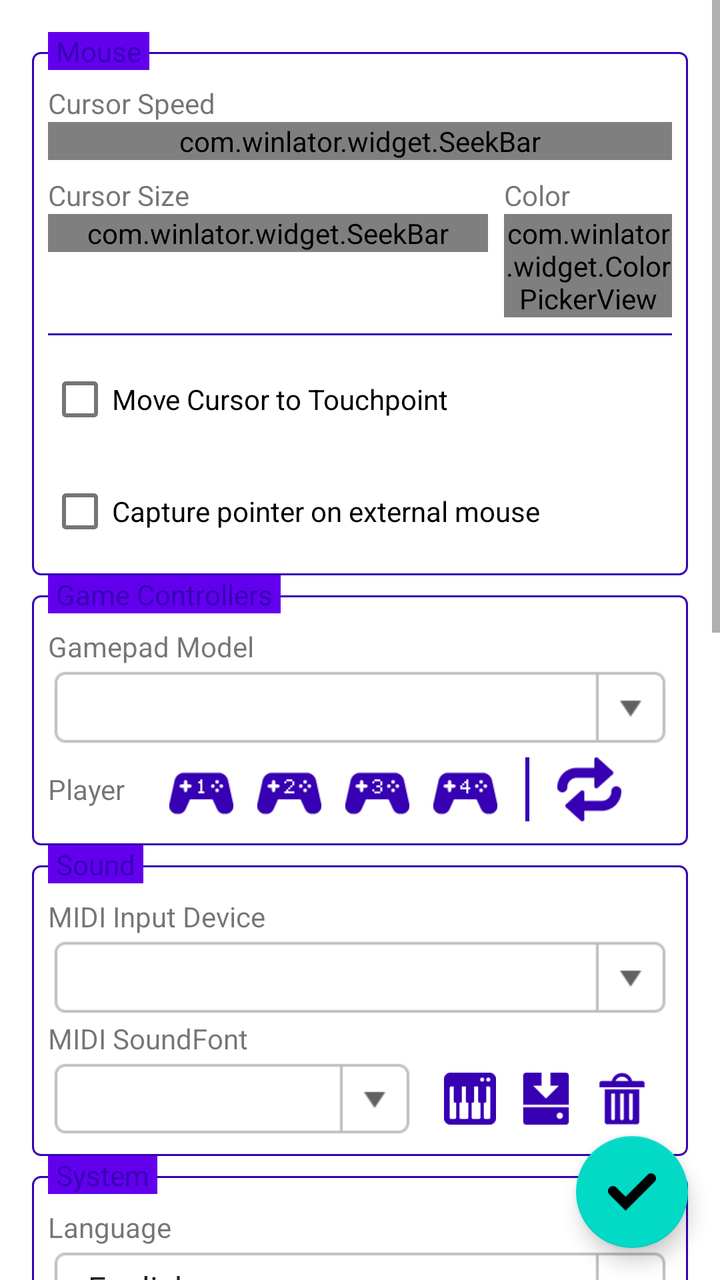
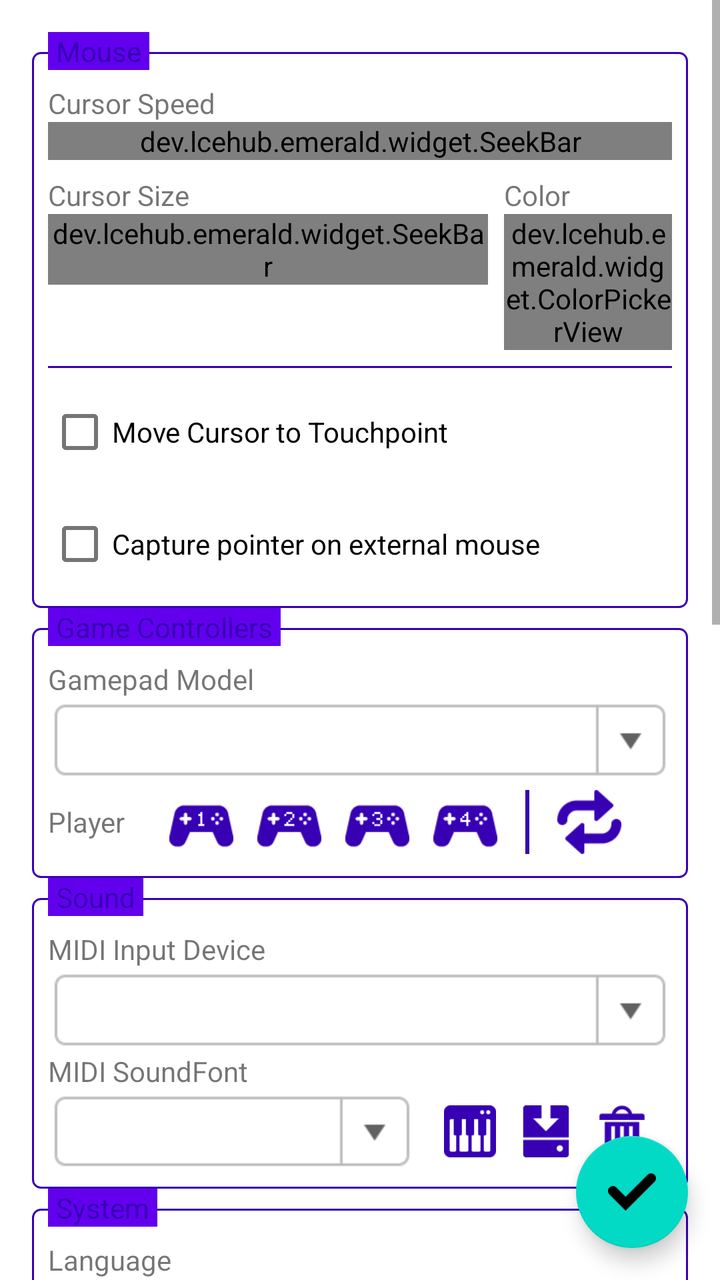

Compare the two renders of this Android layout. The source of the first and the diff that turns it into the second are given below.
<!-- AndroidManifest.xml: fallback theme Theme.MaterialComponents.DayNight.NoActionBar -->
<!-- res/layout/settings_fragment.xml -->
<?xml version="1.0" encoding="utf-8"?>
<FrameLayout xmlns:android="http://schemas.android.com/apk/res/android"
    android:layout_width="match_parent"
    android:layout_height="match_parent"
    xmlns:app="http://schemas.android.com/apk/res-auto">

    <ScrollView
        android:layout_width="match_parent"
        android:layout_height="match_parent">

        <LinearLayout
            android:layout_width="match_parent"
            android:layout_height="wrap_content"
            android:orientation="vertical"
            android:padding="16dp">

            <FrameLayout
                android:layout_width="match_parent"
                android:layout_height="wrap_content">

                <LinearLayout style="@style/FieldSet">
                    <TextView
                        android:layout_width="wrap_content"
                        android:layout_height="wrap_content"
                        android:text="@string/cursor_speed"/>

                    <com.winlator.widget.SeekBar
                        android:id="@+id/SBCursorSpeed"
                        android:layout_width="match_parent"
                        android:layout_height="wrap_content"
                        app:suffix="%"
                        app:minValue="10"
                        app:maxValue="200" />

                    <LinearLayout
                        android:layout_width="match_parent"
                        android:layout_height="wrap_content"
                        android:orientation="horizontal"
                        android:layout_marginTop="8dp">

                        <LinearLayout
                            android:layout_width="0dp"
                            android:layout_height="wrap_content"
                            android:layout_weight="1"
                            android:orientation="vertical">

                            <TextView
                                android:layout_width="wrap_content"
                                android:layout_height="wrap_content"
                                android:text="@string/cursor_size"/>

                            <com.winlator.widget.SeekBar
                                android:id="@+id/SBCursorSize"
                                android:layout_width="match_parent"
                                android:layout_height="wrap_content"
                                app:suffix="%"
                                app:step="5"
                                app:minValue="100"
                                app:maxValue="200" />
                        </LinearLayout>

                        <LinearLayout
                            android:layout_width="wrap_content"
                            android:layout_height="wrap_content"
                            android:orientation="vertical"
                            android:layout_marginLeft="8dp">

                            <TextView
                                android:layout_width="wrap_content"
                                android:layout_height="wrap_content"
                                android:text="@string/color" />

                            <com.winlator.widget.ColorPickerView
                                android:id="@+id/CPVCursorColor"
                                android:layout_width="84dp"
                                android:layout_height="wrap_content" />
                        </LinearLayout>
                    </LinearLayout>

                    <View style="@style/FieldSeparator" />

                    <CheckBox
                        android:id="@+id/CBMoveCursorToTouchpoint"
                        android:layout_width="wrap_content"
                        android:layout_height="wrap_content"
                        android:text="@string/move_cursor_to_touchpoint" />

                    <CheckBox
                        android:id="@+id/CBCapturePointerOnExternalMouse"
                        android:layout_width="wrap_content"
                        android:layout_height="wrap_content"
                        android:text="@string/capture_pointer_on_external_mouse"
                        android:layout_marginTop="8dp" />
                </LinearLayout>

                <TextView
                    style="@style/FieldSetLabel"
                    android:text="@string/mouse" />
            </FrameLayout>

            <FrameLayout
                android:layout_width="match_parent"
                android:layout_height="wrap_content">

                <LinearLayout style="@style/FieldSet">
                    <TextView
                        android:layout_width="wrap_content"
                        android:layout_height="wrap_content"
                        android:text="@string/gamepad_model" />

                    <Spinner
                        style="@style/ComboBox"
                        android:id="@+id/SGamepadModel"
                        android:layout_width="match_parent" />

                    <LinearLayout
                        android:layout_width="match_parent"
                        android:layout_height="wrap_content"
                        android:orientation="horizontal"
                        android:gravity="center_vertical">

                        <TextView
                            android:layout_width="wrap_content"
                            android:layout_height="wrap_content"
                            android:text="@string/player"
                            android:layout_marginRight="8dp" />

                        <LinearLayout
                            style="@style/Toolbox">

                            <LinearLayout
                                android:id="@+id/LLGamepadPlayer"
                                android:layout_width="wrap_content"
                                android:layout_height="wrap_content"
                                android:orientation="horizontal">

                                <ImageView
                                    style="@style/ListMenuButton"
                                    android:layout_width="40dp"
                                    android:layout_height="40dp"
                                    android:src="@drawable/gamepad_player_1" />

                                <ImageView
                                    style="@style/ListMenuButton"
                                    android:layout_width="40dp"
                                    android:layout_height="40dp"
                                    android:src="@drawable/gamepad_player_2" />

                                <ImageView
                                    style="@style/ListMenuButton"
                                    android:layout_width="40dp"
                                    android:layout_height="40dp"
                                    android:src="@drawable/gamepad_player_3" />

                                <ImageView
                                    style="@style/ListMenuButton"
                                    android:layout_width="40dp"
                                    android:layout_height="40dp"
                                    android:src="@drawable/gamepad_player_4" />
                            </LinearLayout>

                            <View style="@style/VerticalLine" />

                            <ImageView
                                android:id="@+id/BTResetGamepadPlayerConfigs"
                                style="@style/ListMenuButton"
                                android:layout_width="40dp"
                                android:layout_height="40dp"
                                android:src="@drawable/icon_reset" />
                        </LinearLayout>
                    </LinearLayout>
                </LinearLayout>

                <TextView
                    style="@style/FieldSetLabel"
                    android:text="@string/game_controllers" />
            </FrameLayout>

            <FrameLayout
                android:layout_width="match_parent"
                android:layout_height="wrap_content">

                <LinearLayout style="@style/FieldSet">
                    <TextView
                        android:layout_width="wrap_content"
                        android:layout_height="wrap_content"
                        android:text="@string/midi_input_device" />

                    <Spinner
                        style="@style/ComboBox"
                        android:id="@+id/SMIDIInputDevice"
                        android:layout_width="match_parent" />

                    <TextView
                        android:layout_width="wrap_content"
                        android:layout_height="wrap_content"
                        android:text="@string/midi_soundfont" />

                    <LinearLayout
                        android:layout_width="match_parent"
                        android:layout_height="wrap_content"
                        android:orientation="horizontal"
                        android:gravity="center_vertical">

                        <Spinner
                            style="@style/ComboBox"
                            android:id="@+id/SSoundFont"
                            android:layout_width="0dp"
                            android:layout_height="wrap_content"
                            android:layout_weight="1" />

                        <LinearLayout
                            style="@style/Toolbox"
                            android:id="@+id/SoundFontToolbox">

                            <ImageButton
                                android:id="@+id/BTSoundFontTest"
                                style="@style/ListMenuButton"
                                android:src="@drawable/icon_piano" />

                            <ImageButton
                                style="@style/ListMenuButton"
                                android:src="@drawable/icon_install"
                                android:tag="install" />

                            <ImageButton
                                style="@style/ListMenuButton"
                                android:layout_marginRight="0dp"
                                android:src="@drawable/icon_remove"
                                android:tag="remove" />
                        </LinearLayout>
                    </LinearLayout>
                </LinearLayout>

                <TextView
                    style="@style/FieldSetLabel"
                    android:text="@string/sound" />
            </FrameLayout>

            <FrameLayout
                android:layout_width="match_parent"
                android:layout_height="wrap_content">

                <LinearLayout style="@style/FieldSet">
                    <TextView
                        android:layout_width="wrap_content"
                        android:layout_height="wrap_content"
                        android:text="@string/language" />

                    <Spinner
                        style="@style/ComboBox"
                        android:id="@+id/SLanguage"
                        android:layout_width="match_parent"
                        android:entries="@array/language_entries" />

                    <TextView
                        android:layout_width="wrap_content"
                        android:layout_height="wrap_content"
                        android:text="@string/theme" />

                    <RadioGroup
                        android:id="@+id/RGAppTheme"
                        android:layout_width="match_parent"
                        android:layout_height="wrap_content"
                        android:orientation="horizontal"
                        android:gravity="center_vertical">

                        <RadioButton
                            android:id="@+id/RBLight"
                            android:layout_width="wrap_content"
                            android:layout_height="wrap_content"
                            android:text="@string/light" />

                        <RadioButton
                            android:id="@+id/RBDark"
                            android:layout_width="wrap_content"
                            android:layout_height="wrap_content"
                            android:text="@string/dark" />
                    </RadioGroup>

                    <CheckBox
                        android:id="@+id/CBOpenAndroidBrowserFromWine"
                        android:layout_width="wrap_content"
                        android:layout_height="wrap_content"
                        android:text="@string/open_android_browser_from_wine"
                        android:layout_marginTop="8dp" />

                    <CheckBox
                        android:id="@+id/CBUseAndroidClipboardOnWine"
                        android:layout_width="wrap_content"
                        android:layout_height="wrap_content"
                        android:text="@string/use_android_clipboard_on_Wine"
                        android:layout_marginTop="8dp" />
                </LinearLayout>

                <TextView
                    style="@style/FieldSetLabel"
                    android:text="@string/system" />
            </FrameLayout>

            <FrameLayout
                android:layout_width="match_parent"
                android:layout_height="wrap_content">

                <LinearLayout style="@style/FieldSet">
                    <TextView
                        android:layout_width="wrap_content"
                        android:layout_height="wrap_content"
                        android:text="@string/box64_version" />

                    <LinearLayout
                        android:layout_width="match_parent"
                        android:layout_height="wrap_content"
                        android:orientation="horizontal"
                        android:gravity="center_vertical">

                        <Spinner
                            style="@style/ComboBox"
                            android:id="@+id/SBox64Version"
                            android:layout_width="0dp"
                            android:layout_height="wrap_content"
                            android:layout_weight="1" />

                        <LinearLayout
                            style="@style/Toolbox"
                            android:id="@+id/Box64Toolbox">

                            <ImageButton
                                style="@style/ListMenuButton"
                                android:src="@drawable/icon_install"
                                android:tag="install" />

                            <ImageButton
                                style="@style/ListMenuButton"
                                android:layout_marginRight="0dp"
                                android:src="@drawable/icon_remove"
                                android:tag="remove" />
                        </LinearLayout>
                    </LinearLayout>

                    <TextView
                        android:layout_width="wrap_content"
                        android:layout_height="wrap_content"
                        android:text="@string/box64_preset" />

                    <LinearLayout
                        android:layout_width="match_parent"
                        android:layout_height="wrap_content"
                        android:orientation="horizontal"
                        android:gravity="center_vertical">

                        <Spinner
                            style="@style/ComboBox"
                            android:id="@+id/SBox64Preset"
                            android:layout_width="0dp"
                            android:layout_height="wrap_content"
                            android:layout_weight="1" />

                        <LinearLayout style="@style/Toolbox">
                            <ImageButton
                                style="@style/ListMenuButton"
                                android:id="@+id/BTAddBox64Preset"
                                android:src="@drawable/icon_add" />

                            <ImageButton
                                style="@style/ListMenuButton"
                                android:id="@+id/BTEditBox64Preset"
                                android:src="@drawable/icon_edit" />

                            <ImageButton
                                style="@style/ListMenuButton"
                                android:id="@+id/BTDuplicateBox64Preset"
                                android:src="@drawable/icon_duplicate" />

                            <ImageButton
                                style="@style/ListMenuButton"
                                android:id="@+id/BTRemoveBox64Preset"
                                android:layout_marginRight="0dp"
                                android:src="@drawable/icon_remove" />
                        </LinearLayout>
                    </LinearLayout>

                    <View style="@style/FieldSeparator" />

                    <CheckBox
                        android:id="@+id/CBEnableWineDebug"
                        android:layout_width="wrap_content"
                        android:layout_height="wrap_content"
                        android:text="@string/enable_wine_debug" />

                    <HorizontalScrollView
                        android:layout_width="match_parent"
                        android:layout_height="wrap_content">

                        <LinearLayout
                            android:id="@+id/LLWineDebugChannels"
                            android:layout_width="wrap_content"
                            android:layout_height="wrap_content"
                            android:orientation="horizontal"
                            android:padding="4dp" />
                    </HorizontalScrollView>

                    <View style="@style/FieldSeparator" />

                    <TextView
                        android:layout_width="wrap_content"
                        android:layout_height="wrap_content"
                        android:text="@string/box64_logs" />

                    <Spinner
                        style="@style/ComboBox"
                        android:id="@+id/SBox64Logs"
                        android:layout_width="match_parent"
                        android:entries="@array/box64_logs" />

                    <CheckBox
                        android:id="@+id/CBSaveLogsToFile"
                        android:layout_width="match_parent"
                        android:layout_height="match_parent"
                        android:text="@string/save_logs_to_file"
                        android:layout_marginTop="8dp" />

                    <EditText
                        android:id="@+id/ETLogFile"
                        style="@style/EditText"
                        android:layout_width="match_parent"
                        android:layout_height="match_parent"
                        android:visibility="gone" />

                    <LinearLayout
                        android:id="@+id/LLWineInstallation"
                        android:layout_width="match_parent"
                        android:layout_height="wrap_content"
                        android:orientation="vertical"
                        android:visibility="gone">

                        <View style="@style/FieldSeparator" />

                        <TextView
                            android:layout_width="wrap_content"
                            android:layout_height="wrap_content"
                            android:text="@string/wine_version" />

                        <LinearLayout
                            android:layout_width="match_parent"
                            android:layout_height="wrap_content"
                            android:orientation="horizontal"
                            android:gravity="center_vertical">

                            <Spinner
                                style="@style/ComboBox"
                                android:id="@+id/SWineVersion"
                                android:layout_width="0dp"
                                android:layout_height="wrap_content"
                                android:layout_weight="1" />

                            <LinearLayout style="@style/Toolbox">
                                <ImageButton
                                    style="@style/ListMenuButton"
                                    android:id="@+id/BTInstallWine"
                                    android:src="@drawable/icon_install" />

                                <ImageButton
                                    style="@style/ListMenuButton"
                                    android:id="@+id/BTRemoveWine"
                                    android:layout_marginRight="0dp"
                                    android:src="@drawable/icon_remove" />
                            </LinearLayout>
                        </LinearLayout>
                    </LinearLayout>

                    <View style="@style/FieldSeparator" />

                    <LinearLayout
                        android:layout_width="match_parent"
                        android:layout_height="wrap_content"
                        android:orientation="horizontal"
                        android:gravity="center_horizontal">

                        <Button
                            style="@style/ButtonNeutral"
                            android:id="@+id/BTReinstallSystemFiles"
                            android:layout_width="wrap_content"
                            android:layout_height="wrap_content"
                            android:layout_gravity="center_horizontal"
                            android:text="@string/reinstall_system_files" />
                    </LinearLayout>
                </LinearLayout>

                <TextView
                    style="@style/FieldSetLabel"
                    android:text="@string/advanced" />
            </FrameLayout>
        </LinearLayout>
    </ScrollView>

    <com.google.android.material.floatingactionbutton.FloatingActionButton
        android:id="@+id/BTConfirm"
        android:layout_width="wrap_content"
        android:layout_height="wrap_content"
        android:layout_gravity="right|bottom"
        android:tint="#ffffff"
        android:src="@drawable/icon_confirm"
        android:layout_margin="16dp" />
</FrameLayout>
<!-- resources referenced by this layout -->
<resources>
  <string-array name="box64_logs">
          <item>@string/disable</item>
          <item>@string/minimal</item>
          <item>@string/trace</item>
      </string-array>
  <string-array name="language_entries">
          <item>English</item>
          <item>Português</item>
          <item>Русский</item>
      </string-array>
  <string name="advanced">Advanced</string>
  <string name="box64_logs">Box64 Logs</string>
  <string name="box64_preset">Box64 Preset</string>
  <string name="box64_version">Box64 Version</string>
  <string name="capture_pointer_on_external_mouse">Capture pointer on external mouse</string>
  <string name="color">Color</string>
  <string name="cursor_size">Cursor Size</string>
  <string name="cursor_speed">Cursor Speed</string>
  <string name="dark">Dark</string>
  <string name="enable_wine_debug">Enable Wine debug</string>
  <string name="game_controllers">Game Controllers</string>
  <string name="gamepad_model">Gamepad Model</string>
  <string name="language">Language</string>
  <string name="light">Light</string>
  <string name="midi_input_device">MIDI Input Device</string>
  <string name="midi_soundfont">MIDI SoundFont</string>
  <string name="mouse">Mouse</string>
  <string name="move_cursor_to_touchpoint">Move Cursor to Touchpoint</string>
  <string name="open_android_browser_from_wine">Open Android Browser from Wine</string>
  <string name="player">Player</string>
  <string name="reinstall_system_files">Reinstall System Files</string>
  <string name="save_logs_to_file">Save logs to file</string>
  <string name="sound">Sound</string>
  <string name="system">System</string>
  <string name="theme">Theme</string>
  <string name="use_android_clipboard_on_Wine">Use Android Clipboard on Wine</string>
  <string name="wine_version">Wine Version</string>
  <style name="ButtonNeutral" parent="BaseButton">
          <item name="android:background">@drawable/button_neutral</item>
          <item name="android:textColor">#ffffff</item>
      </style>
  <style name="FieldSeparator">
          <item name="android:layout_width">match_parent</item>
          <item name="android:layout_height">1dp</item>
          <item name="android:background">?attr/colorPrimaryVariant</item>
          <item name="android:layout_marginTop">8dp</item>
          <item name="android:layout_marginBottom">8dp</item>
      </style>
  <style name="ListMenuButton" parent="BaseImageButton">
          <item name="android:layout_width">34dp</item>
          <item name="android:layout_height">34dp</item>
          <item name="android:tint">?attr/colorPrimaryVariant</item>
          <item name="android:layout_marginLeft">2dp</item>
          <item name="android:layout_marginRight">2dp</item>
      </style>
  <string name="disable">Disable</string>
  <string name="minimal">Minimal</string>
  <string name="trace">Trace</string>
  <!-- drawable combo_box (drawable) -->
  <?xml version="1.0" encoding="utf-8"?>
  <selector xmlns:android="http://schemas.android.com/apk/res/android" >
      <item android:state_pressed="true" android:drawable="@drawable/combo_box_pressed" />
      <item android:state_focused="true" android:drawable="@drawable/combo_box_normal" />
      <item android:drawable="@drawable/combo_box_normal" />
  </selector>
  <!-- drawable edit_text (drawable) -->
  <?xml version="1.0" encoding="utf-8"?>
  <selector xmlns:android="http://schemas.android.com/apk/res/android" >
      <item android:state_pressed="true" android:drawable="@drawable/edit_text_pressed" />
      <item android:state_focused="true" android:drawable="@drawable/edit_text_focused" />
      <item android:drawable="@drawable/edit_text_normal" />
  </selector>
  <!-- drawable bordered_panel (drawable) -->
  <?xml version="1.0" encoding="utf-8"?>
  <shape xmlns:android="http://schemas.android.com/apk/res/android"
      android:shape="rectangle">
      <corners android:radius="4dp" />
      <stroke android:width="1dp" android:color="?attr/colorPrimaryVariant" />
  </shape>
  <!-- unchanged entries left out for length: 28 -->
</resources>

<!-- the commit's change to res/layout/settings_fragment.xml (unified diff, before → after) -->
@@ -24,7 +24,7 @@
                         android:layout_height="wrap_content"
                         android:text="@string/cursor_speed"/>
 
-                    <com.winlator.widget.SeekBar
+                    <dev.lcehub.emerald.widget.SeekBar
                         android:id="@+id/SBCursorSpeed"
                         android:layout_width="match_parent"
                         android:layout_height="wrap_content"
@@ -49,7 +49,7 @@
                                 android:layout_height="wrap_content"
                                 android:text="@string/cursor_size"/>
 
-                            <com.winlator.widget.SeekBar
+                            <dev.lcehub.emerald.widget.SeekBar
                                 android:id="@+id/SBCursorSize"
                                 android:layout_width="match_parent"
                                 android:layout_height="wrap_content"
@@ -70,7 +70,7 @@
                                 android:layout_height="wrap_content"
                                 android:text="@string/color" />
 
-                            <com.winlator.widget.ColorPickerView
+                            <dev.lcehub.emerald.widget.ColorPickerView
                                 android:id="@+id/CPVCursorColor"
                                 android:layout_width="84dp"
                                 android:layout_height="wrap_content" />
